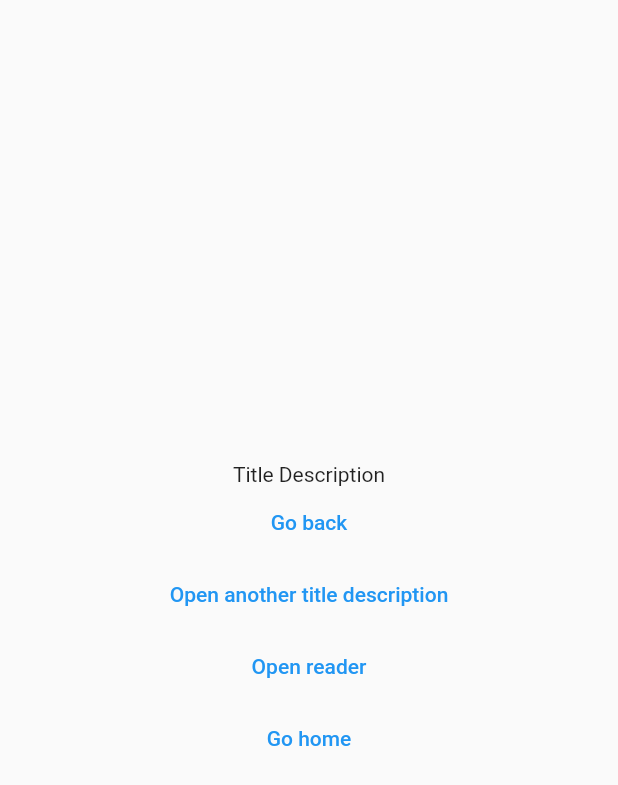
After one commit to TheLonelyAstronaut/Flutter-Sandbox, a Flutter app: the screen it shows after launch, in the side drawer, after a tap on "Open title", on a phone screen of 412 x 824 dp. The commit adds this screen. Shown: the top 785 px of the screen. Run offline on Flutter 3.47's test engine with Material 2 defaults, Android fonts, the phone set to English and light mode, and no system bars; our stand-ins replace get_it, injectable.

Commit message:
Added DI to project + navigator singletones

```diff
--- /dev/null
+++ b/remanga/lib/di/dependency_injection_root.dart
@@ -0,0 +1,9 @@
+import 'package:get_it/get_it.dart';
+import 'package:injectable/injectable.dart';
+
+import 'dependency_injection_root.config.dart';
+
+final instance = GetIt.instance;
+
+@InjectableInit()
+void configureDependencies() => $initGetIt(instance);
--- a/remanga/lib/main.dart
+++ b/remanga/lib/main.dart
@@ -1,7 +1,11 @@
 import 'package:flutter/material.dart';
 import 'package:remanga/view/navigation/global_navigator/global_navigator.dart';
 
+import 'di/dependency_injection_root.dart';
+
 void main() {
+  configureDependencies();
+
   runApp(ReManga());
 }
 
--- a/remanga/lib/view/home/home_screen.dart
+++ b/remanga/lib/view/home/home_screen.dart
@@ -1,6 +1,19 @@
 import 'package:flutter/material.dart';
+import 'package:remanga/di/dependency_injection_root.dart';
+import 'package:remanga/view/navigation/global_navigator/page_manager/global_route_page_manager.dart';
 
-class HomeScreen extends StatelessWidget {
+class HomeScreen extends StatefulWidget {
+  @override
+  State<StatefulWidget> createState() {
+    return HomeScreenState(instance.get<GlobalRoutePageManager>());
+  }
+}
+
+class HomeScreenState extends State<HomeScreen> {
+  late final GlobalRoutePageManager globalPageManager;
+
+  HomeScreenState(this.globalPageManager);
+
   @override
   Widget build(BuildContext context) {
     return Scaffold(
@@ -11,6 +24,9 @@ class HomeScreen extends StatelessWidget {
             Text(
               'Home',
             ),
+            TextButton(
+                onPressed: globalPageManager.openTitleDescription,
+                child: Text('Open title'))
           ],
         ),
       ),
--- a/remanga/lib/view/navigation/global_navigation_configuration.dart
+++ b/remanga/lib/view/navigation/global_navigation_configuration.dart
@@ -6,13 +6,17 @@ class GlobalNavigationConfiguration {
   GlobalNavigationConfiguration.settings() : id = 2;
   GlobalNavigationConfiguration.user() : id = 3;
   GlobalNavigationConfiguration.login() : id = 4;
+  GlobalNavigationConfiguration.titleDescription() : id = 5;
+  GlobalNavigationConfiguration.reader() : id = 6;
   GlobalNavigationConfiguration.unknown() : id = -1;
 
-  bool get isMain => id == 0;
+  bool get isMain => id == 0 || id == 1 || id == 2 || id == 3;
   bool get isHome => id == 1;
   bool get isSettings => id == 2;
   bool get isUser => id == 3;
   bool get isLogin => id == 4;
+  bool get isTitleDescription => id == 5;
+  bool get isReader => id == 6;
   bool get isUnknown => id == -1;
 }
 
--- a/remanga/lib/view/navigation/global_navigator/global_navigator.dart
+++ b/remanga/lib/view/navigation/global_navigator/global_navigator.dart
@@ -1,8 +1,7 @@
 import 'package:flutter/material.dart';
-
-import 'route_information_parser/global_route_information_parser_impl.dart';
-import 'router_delegate/global_router_delegate_impl.dart';
-import 'page_manager/global_route_page_manager_impl.dart';
+import 'package:remanga/di/dependency_injection_root.dart';
+import 'package:remanga/view/navigation/global_navigator/route_information_parser/global_route_information_parser.dart';
+import 'package:remanga/view/navigation/global_navigator/router_delegate/global_router_deleagte.dart';
 
 class GlobalNavigator extends StatelessWidget {
   @override
@@ -12,8 +11,8 @@ class GlobalNavigator extends StatelessWidget {
       theme: ThemeData(
         primarySwatch: Colors.blue,
       ),
-      routeInformationParser: GlobalRouteInformationParserImpl(),
-      routerDelegate: GlobalRouterDelegateImpl(GlobalRoutePageManagerImpl()),
+      routeInformationParser: instance.get<GlobalRouteInformationParser>(),
+      routerDelegate: instance.get<GlobalRouterDelegate>(),
     );
   }
 }
--- a/remanga/lib/view/navigation/global_navigator/page_manager/global_route_page_manager.dart
+++ b/remanga/lib/view/navigation/global_navigator/page_manager/global_route_page_manager.dart
@@ -11,4 +11,6 @@ abstract class GlobalRoutePageManager extends ChangeNotifier {
   void openMain();
   void openUnknown();
   void openLogin();
+  void openReader();
+  void openTitleDescription();
 }
--- a/remanga/lib/view/navigation/global_navigator/page_manager/global_route_page_manager_impl.dart
+++ b/remanga/lib/view/navigation/global_navigator/page_manager/global_route_page_manager_impl.dart
@@ -1,14 +1,21 @@
 import 'package:flutter/material.dart';
+import 'package:injectable/injectable.dart';
 import 'package:provider/provider.dart';
+import 'package:remanga/di/dependency_injection_root.dart';
 import 'package:remanga/view/auth/login/login_screen.dart';
+import 'package:remanga/view/navigation/global_navigator/router_delegate/global_router_deleagte.dart';
 import 'package:remanga/view/navigation/main_navigator/page_manager/main_route_page_manager_impl.dart';
+import 'package:remanga/view/navigation/main_navigator/router_delegate/main_router_delegate.dart';
 import 'package:remanga/view/navigation/main_navigator/router_delegate/main_router_delegate_impl.dart';
 import 'package:remanga/view/navigation/pages/slide_from_bottom_page.dart';
+import 'package:remanga/view/reader/reader_screen.dart';
+import 'package:remanga/view/title_description/title_description_screen.dart';
 
 import '../../global_navigation_configuration.dart';
 import '../../main_navigator/main_navigator.dart';
 import 'global_route_page_manager.dart';
 
+@LazySingleton(as: GlobalRoutePageManager)
 class GlobalRoutePageManagerImpl extends ChangeNotifier
     implements GlobalRoutePageManager {
   static GlobalRoutePageManager of(BuildContext context) {
@@ -17,7 +24,7 @@ class GlobalRoutePageManagerImpl extends ChangeNotifier
 
   final List<Page> _pages = [
     MaterialPage(
-      child: MainNavigator(MainRouterDelegateImpl(MainRoutePageManagerImpl())),
+      child: MainNavigator(instance.get<MainRouterDelegate>()),
       key: ValueKey('Main'),
       name: '/',
     ),
@@ -44,7 +51,7 @@ class GlobalRoutePageManagerImpl extends ChangeNotifier
 
   Future<void> setNewRoutePath(
       GlobalNavigationConfiguration configuration) async {
-    if (!configuration.isUnknown && !configuration.isLogin) {
+    if (configuration.isMain) {
       _pages.removeWhere((element) => element.key != ValueKey('Main'));
     } else if (configuration.isLogin) {
       _pages.add(SlideFromBottomPage(
@@ -53,6 +60,22 @@ class GlobalRoutePageManagerImpl extends ChangeNotifier
           }),
           key: ValueKey('Login'),
           name: '/login'));
+    } else if (configuration.isReader) {
+      _pages.add(SlideFromBottomPage(
+          child: ReaderScreen(() {
+            didPopByKey('Reader');
+          }),
+          key: ValueKey('Reader'),
+          name: '/reader'));
+    } else if (configuration.isTitleDescription) {
+      int _key = _pages.length;
+
+      _pages.add(SlideFromBottomPage(
+          child: TitleDescriptionScreen(() {
+            didPopByKey('TitleDescription${_key}');
+          }, openTitleDescription, openReader, openMain),
+          key: ValueKey('TitleDescription${_key}'),
+          name: '/titleDescription'));
     }
 
     notifyListeners();
@@ -69,4 +92,12 @@ class GlobalRoutePageManagerImpl extends ChangeNotifier
   void openLogin() {
     setNewRoutePath(GlobalNavigationConfiguration.login());
   }
+
+  void openReader() {
+    setNewRoutePath(GlobalNavigationConfiguration.reader());
+  }
+
+  void openTitleDescription() {
+    setNewRoutePath(GlobalNavigationConfiguration.titleDescription());
+  }
 }
--- a/remanga/lib/view/navigation/global_navigator/route_information_parser/global_route_information_parser_impl.dart
+++ b/remanga/lib/view/navigation/global_navigator/route_information_parser/global_route_information_parser_impl.dart
@@ -1,8 +1,10 @@
 import 'package:flutter/material.dart';
+import 'package:injectable/injectable.dart';
 
 import '../../global_navigation_configuration.dart';
 import 'global_route_information_parser.dart';
 
+@LazySingleton(as: GlobalRouteInformationParser)
 class GlobalRouteInformationParserImpl
     extends RouteInformationParser<GlobalNavigationConfiguration>
     implements GlobalRouteInformationParser {
@@ -30,6 +32,14 @@ class GlobalRouteInformationParserImpl
       return RouteInformation(location: '/login');
     }
 
+    if (configuration.isTitleDescription) {
+      return RouteInformation(location: '/titleDescription');
+    }
+
+    if (configuration.isReader) {
+      return RouteInformation(location: '/reader');
+    }
+
     return RouteInformation(location: '/404');
   }
 }
--- a/remanga/lib/view/navigation/global_navigator/router_delegate/global_router_delegate_impl.dart
+++ b/remanga/lib/view/navigation/global_navigator/router_delegate/global_router_delegate_impl.dart
@@ -1,10 +1,12 @@
 import 'package:flutter/material.dart';
+import 'package:injectable/injectable.dart';
 import 'package:provider/provider.dart';
 import 'package:remanga/view/navigation/global_navigator/page_manager/global_route_page_manager.dart';
 
 import '../../global_navigation_configuration.dart';
 import 'global_router_deleagte.dart';
 
+@LazySingleton(as: GlobalRouterDelegate)
 class GlobalRouterDelegateImpl
     extends RouterDelegate<GlobalNavigationConfiguration>
     with
--- a/remanga/lib/view/navigation/main_navigator/main_navigator.dart
+++ b/remanga/lib/view/navigation/main_navigator/main_navigator.dart
@@ -55,7 +55,14 @@ class MainNavigator extends StatelessWidget {
                   GlobalRoutePageManagerImpl.of(context).openLogin();
 
                   Navigator.of(context).pop();
-                })
+                }),
+            ListTile(
+                title: Text('TitleDescription'),
+                onTap: () {
+                  GlobalRoutePageManagerImpl.of(context).openTitleDescription();
+
+                  Navigator.of(context).pop();
+                }),
           ],
         ),
       ),
--- a/remanga/lib/view/navigation/main_navigator/router_delegate/main_router_delegate_impl.dart
+++ b/remanga/lib/view/navigation/main_navigator/router_delegate/main_router_delegate_impl.dart
@@ -1,4 +1,5 @@
 import 'package:flutter/material.dart';
+import 'package:injectable/injectable.dart';
 import 'package:provider/provider.dart';
 import 'package:remanga/view/navigation/main_navigator/page_manager/main_route_page_manager.dart';
 import 'package:remanga/view/navigation/transitions/no_animation_transition_delegate.dart';
@@ -6,6 +7,7 @@ import 'package:remanga/view/navigation/transitions/no_animation_transition_dele
 import '../../global_navigation_configuration.dart';
 import 'main_router_delegate.dart';
 
+@LazySingleton(as: MainRouterDelegate)
 class MainRouterDelegateImpl
     extends RouterDelegate<GlobalNavigationConfiguration>
     with
--- a/remanga/lib/view/navigation/pages/slide_from_bottom_page.dart
+++ b/remanga/lib/view/navigation/pages/slide_from_bottom_page.dart
@@ -1,5 +1,4 @@
 import 'package:flutter/material.dart';
-import 'package:remanga/view/navigation/global_navigator/page_manager/global_route_page_manager_impl.dart';
 
 class SlideFromBottomPage<T> extends Page<T> {
   final Widget child;
--- /dev/null
+++ b/remanga/lib/view/title_description/title_description_screen.dart
@@ -0,0 +1,34 @@
+import 'package:flutter/material.dart';
+import 'package:remanga/utils/types.dart';
+
+class TitleDescriptionScreen extends StatelessWidget {
+  final NoPararmsCallback goBack;
+  final NoPararmsCallback toTitle;
+  final NoPararmsCallback openReader;
+  final NoPararmsCallback goHome;
+
+  TitleDescriptionScreen(
+      this.goBack, this.toTitle, this.openReader, this.goHome);
+
+  @override
+  Widget build(BuildContext context) {
+    return Scaffold(
+      body: Center(
+        child: Column(
+          mainAxisAlignment: MainAxisAlignment.center,
+          children: <Widget>[
+            Text(
+              'Title Description',
+            ),
+            TextButton(onPressed: goBack, child: Text('Go back')),
+            TextButton(
+                onPressed: toTitle,
+                child: Text('Open another title description')),
+            TextButton(onPressed: openReader, child: Text('Open reader')),
+            TextButton(onPressed: goHome, child: Text('Go home'))
+          ],
+        ),
+      ),
+    );
+  }
+}
--- a/remanga/pubspec.yaml
+++ b/remanga/pubspec.yaml
@@ -25,6 +25,8 @@ dependencies:
     sdk: flutter
   gap: ^1.2.0
   provider: 5.0.0
+  injectable: 1.4.1
+  get_it: 7.1.4
 
 
   # The following adds the Cupertino Icons font to your application.
@@ -32,8 +34,8 @@ dependencies:
   cupertino_icons: ^1.0.2
 
 dev_dependencies:
-  flutter_test:
-    sdk: flutter
+  injectable_generator: 1.4.1
+  build_runner: 2.0.4
 
 # For information on the generic Dart part of this file, see the
 # following page: https://dart.dev/tools/pub/pubspec
```
Also changed, not shown: remanga/lib/view/navigation/main_navigator/page_manager/main_route_page_manager_impl.dart (+8 -0 lines), remanga/lib/view/reader/reader_screen.dart (added, +25 -0 lines), remanga/lib/di/dependency_injection_root.config.dart (added), remanga/pubspec.lock, 2 other files.
